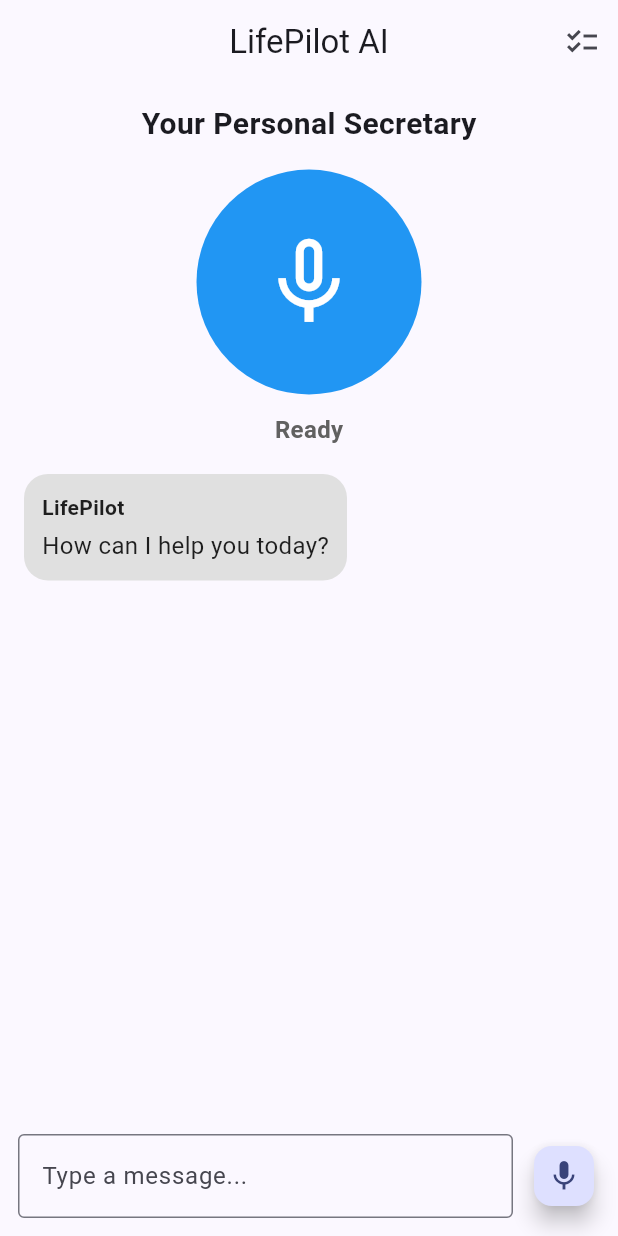
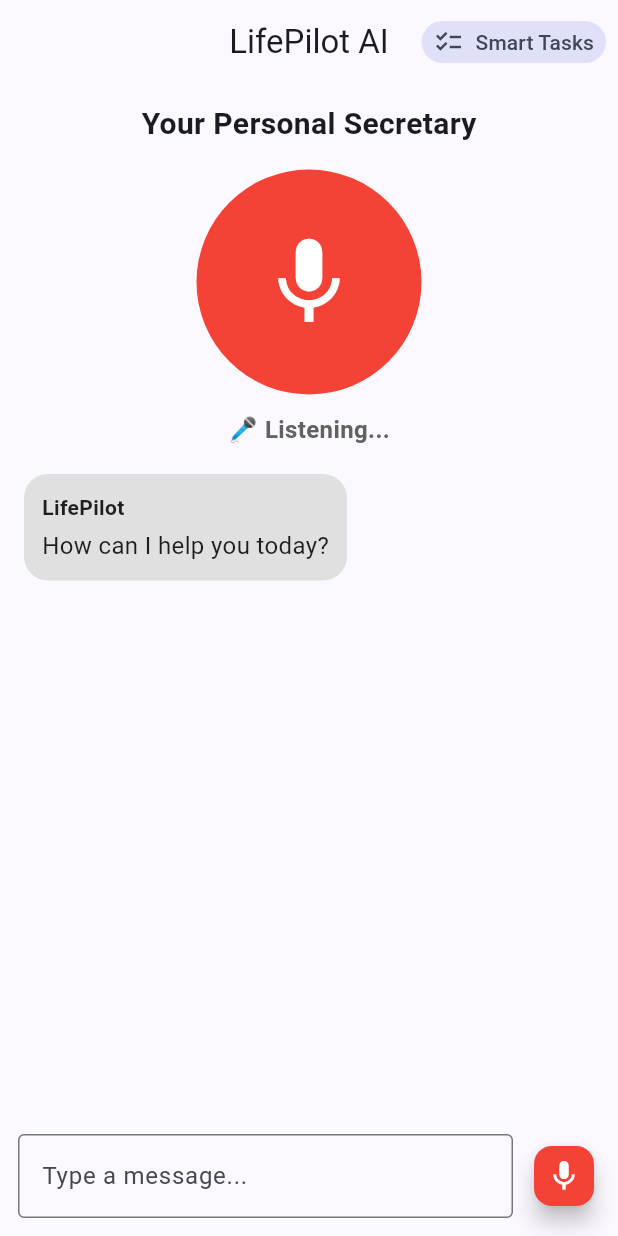
Before and after one commit to zubairassam-creator/LifePilot, a Flutter app: the screen it shows after launch, after a tap on the "mic none" icon, on a phone screen of 412 x 824 dp. Run offline on Flutter 3.47's test engine with Material 3 defaults, Android fonts, the phone set to English and light mode, and no system bars; our stand-ins replace flutter_local_notifications, flutter_timezone, flutter_tts, hive, hive_flutter, shared_preferences and 2 more; accounts and stored records are empty.

Commit message:
Fix SecretaryScreen command and listening UX

```diff
--- a/lib/screens/secretary_screen.dart
+++ b/lib/screens/secretary_screen.dart
@@ -45,20 +45,87 @@
     });
   }
 
-  Future<void> _sendMessage(String message) async {
-    if (message.trim().isEmpty) return;
+  static const Set<String> _smartTasksNavigationCommands = {
+    'show me the schedule',
+    'show my schedule',
+    'open schedule',
+    'my schedule',
+    'todays schedule',
+    'what is my schedule',
+    'whats my schedule',
+    'what do i have today',
+    'show tasks',
+    'show my tasks',
+    'open tasks',
+    'my tasks',
+    'smart tasks',
+    'show reminders',
+    'show my reminders',
+    'open reminders',
+    'my reminders',
+  };
+
+  String _normalizeCommandText(String text) {
+    return text
+        .toLowerCase()
+        .replaceAll(RegExp(r'[‘’`´]'), "'")
+        .replaceAll(RegExp(r"['’]"), '')
+        .replaceAll(RegExp(r'[^a-z0-9\s]'), ' ')
+        .replaceAll(RegExp(r'\s+'), ' ')
+        .trim();
+  }
+
+  bool _isSmartTasksNavigationCommand(String text) {
+    return _smartTasksNavigationCommands.contains(_normalizeCommandText(text));
+  }
+
+  Future<void> processUserInput(String text) async {
+    final trimmedText = text.trim();
+    if (trimmedText.isEmpty) return;
 
     _textController.clear();
 
     setState(() {
-      _messages.add(ChatMessage(text: message, sender: MessageSender.user));
-
+      _messages.add(ChatMessage(text: trimmedText, sender: MessageSender.user));
       _isThinking = true;
     });
 
     _scrollToBottom();
 
-    final response = await LifePilotCore.instance.process(message);
+    if (_isSmartTasksNavigationCommand(trimmedText)) {
+      const assistantMessage = 'Opening your Smart Tasks.';
+
+      if (!mounted) return;
+
+      setState(() {
+        _isThinking = false;
+        _messages.add(
+          ChatMessage(
+            text: assistantMessage,
+            sender: MessageSender.assistant,
+          ),
+        );
+        _isSpeaking = true;
+      });
+
+      _scrollToBottom();
+
+      await VoiceService.speak(assistantMessage);
+
+      if (!mounted) return;
+
+      setState(() {
+        _isSpeaking = false;
+      });
+
+      await Navigator.push(
+        context,
+        MaterialPageRoute(builder: (context) => const SmartRemindersScreen()),
+      );
+      return;
+    }
+
+    final response = await LifePilotCore.instance.process(trimmedText);
 
     if (!mounted) return;
 
@@ -83,21 +150,37 @@
     });
   }
 
+  void _setListeningState(bool isListening) {
+    if (!mounted || _isListening == isListening) return;
+
+    setState(() {
+      _isListening = isListening;
+    });
+  }
+
   Future<void> _startListening() async {
+    if (_isListening) {
+      await _speech.stop();
+      _setListeningState(false);
+      return;
+    }
+
     final available = await _speech.initialize(
       onStatus: (status) {
-        if (!mounted) return;
+        final normalizedStatus = status.toLowerCase();
+        final isActivelyListening = normalizedStatus == 'listening';
 
-        setState(() {
-          _isListening = status == "listening";
-        });
+        if (isActivelyListening) {
+          _setListeningState(true);
+        } else if (normalizedStatus == 'notlistening' ||
+            normalizedStatus == 'done') {
+          _setListeningState(false);
+        }
       },
       onError: (error) {
+        _setListeningState(false);
+
         if (!mounted) return;
-
-        setState(() {
-          _isListening = false;
-        });
 
         ScaffoldMessenger.of(
           context,
@@ -106,21 +189,27 @@
     );
 
     if (!available) {
+      _setListeningState(false);
+
       if (!mounted) return;
 
       ScaffoldMessenger.of(context).showSnackBar(
-        const SnackBar(content: Text("Speech recognition is not available.")),
+        const SnackBar(content: Text('Speech recognition is not available.')),
       );
       return;
     }
 
+    _setListeningState(true);
+
+    try {
       await _speech.listen(
         onResult: (result) async {
           if (!mounted) return;
 
           if (!result.finalResult) return;
 
-        await _sendMessage(result.recognizedWords);
+          _setListeningState(false);
+          await processUserInput(result.recognizedWords);
         },
         listenOptions: stt.SpeechListenOptions(
           listenFor: const Duration(seconds: 30),
@@ -128,6 +217,15 @@
           partialResults: true,
         ),
       );
+    } catch (_) {
+      _setListeningState(false);
+
+      if (!mounted) return;
+
+      ScaffoldMessenger.of(context).showSnackBar(
+        const SnackBar(content: Text('Could not start speech recognition.')),
+      );
+    }
   }
 
   @override
@@ -164,9 +262,22 @@
         title: const Text("LifePilot AI"),
         centerTitle: true,
         actions: [
-          IconButton(
-            tooltip: "Smart Tasks",
-            icon: const Icon(Icons.checklist),
+          Padding(
+            padding: const EdgeInsets.only(right: 8),
+            child: Tooltip(
+              message: 'Open Smart Tasks',
+              child: FilledButton.tonalIcon(
+                style: FilledButton.styleFrom(
+                  padding: const EdgeInsets.symmetric(horizontal: 8),
+                  minimumSize: const Size(0, 36),
+                  tapTargetSize: MaterialTapTargetSize.shrinkWrap,
+                  visualDensity: VisualDensity.compact,
+                ),
+                icon: const Icon(Icons.checklist, size: 20),
+                label: const Text(
+                  'Smart Tasks',
+                  overflow: TextOverflow.ellipsis,
+                ),
                 onPressed: () {
                   Navigator.push(
                     context,
@@ -175,6 +286,8 @@
                     ),
                   );
                 },
+              ),
+            ),
           ),
         ],
       ),
@@ -288,7 +401,7 @@
                         setState(() {});
                       },
                       onSubmitted: (value) async {
-                        await _sendMessage(value);
+                        await processUserInput(value);
                       },
                     ),
                   ),
@@ -297,11 +410,17 @@
 
                   FloatingActionButton(
                     mini: true,
+                    backgroundColor: !hasText && _isListening
+                        ? Colors.red
+                        : null,
+                    foregroundColor: !hasText && _isListening
+                        ? Colors.white
+                        : null,
                     onPressed: () async {
                       if (_textController.text.trim().isEmpty) {
                         await _startListening();
                       } else {
-                        await _sendMessage(_textController.text.trim());
+                        await processUserInput(_textController.text.trim());
                       }
                     },
                     child: Icon(hasText ? Icons.send : Icons.mic),
```
Lines whose indentation alone changed are shown as unchanged.
